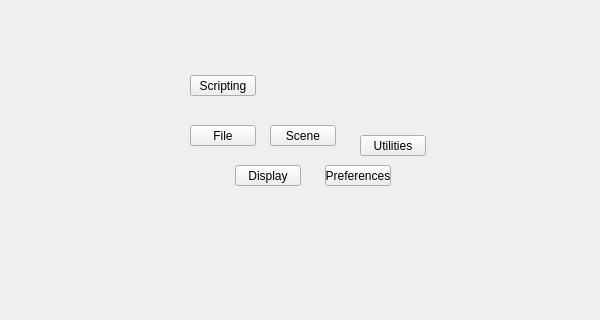
Old version of the form ui/scene_submenu.ui in the repository m3trik/Scripts_portable; both pictures show x 0 to 600 and y 165 to 485 of the 600 by 600 pixel window.
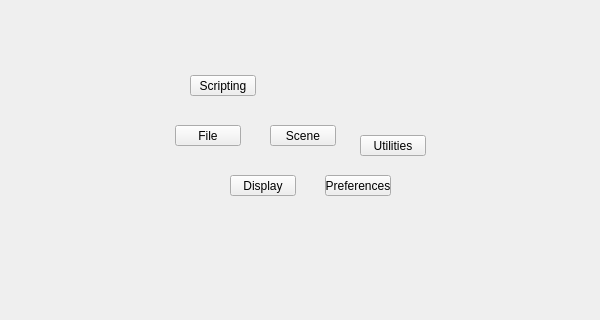
New version of the form.

```diff
--- a/ui/scene_submenu.ui
+++ b/ui/scene_submenu.ui
@@ -62,7 +62,7 @@
    <widget class="QPushButton" name="i017">
     <property name="geometry">
      <rect>
-      <x>190</x>
+      <x>175</x>
       <y>290</y>
       <width>66</width>
       <height>21</height>
@@ -93,8 +93,8 @@
    <widget class="QPushButton" name="i032">
     <property name="geometry">
      <rect>
-      <x>235</x>
-      <y>330</y>
+      <x>230</x>
+      <y>340</y>
       <width>66</width>
       <height>21</height>
      </rect>
@@ -150,7 +150,7 @@
     <property name="geometry">
      <rect>
       <x>325</x>
-      <y>330</y>
+      <y>340</y>
       <width>66</width>
       <height>21</height>
      </rect>
```
